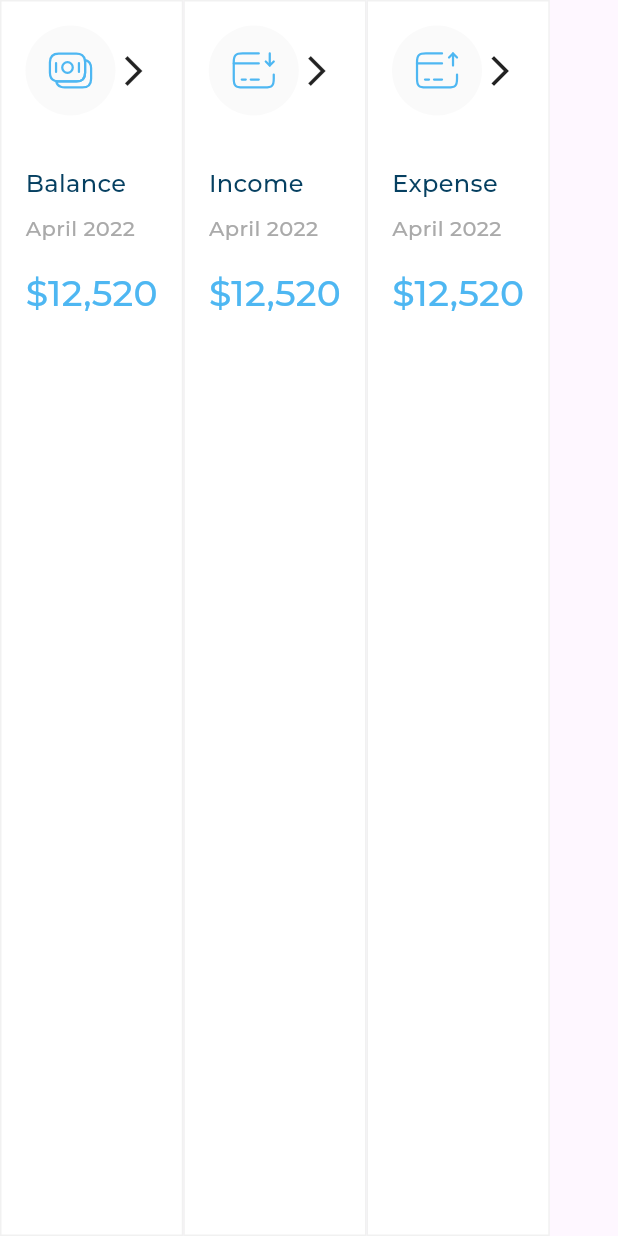
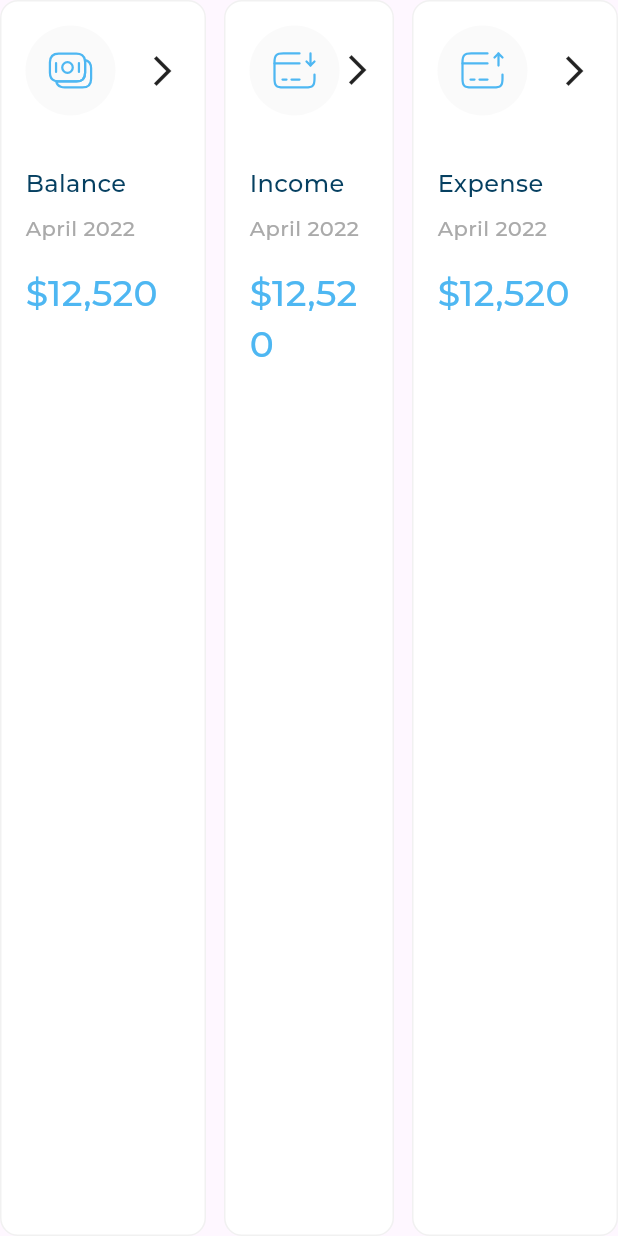
Before and after one commit to hossamramadan115/responsive_dash_board, a Flutter app: the AllExpensesItemListView widget shown alone on an empty page, opened directly, on a phone screen of 412 x 824 dp. Run offline on Flutter 3.47's test engine with Material 3 defaults, Android fonts, the phone set to English and light mode, and no system bars; our stand-ins replace device_preview, flutter_svg; project files that could hold a hidden picture were left out.

Commit message:
replace list view to row in all expenses list view

```diff
--- a/lib/views/widgets/all_expenses_item.dart
+++ b/lib/views/widgets/all_expenses_item.dart
@@ -4,7 +4,7 @@ import 'package:dashboard_app/views/widgets/all_expenses_item_header.dart';
 import 'package:flutter/material.dart';
 
 class AllExpensesItem extends StatelessWidget {
-  const AllExpensesItem( {super.key, required this.itemModel});
+  const AllExpensesItem({super.key, required this.itemModel});
   final AllExpensesItemModel itemModel;
 
   @override
@@ -14,6 +14,7 @@ class AllExpensesItem extends StatelessWidget {
       decoration: ShapeDecoration(
         color: Colors.white,
         shape: RoundedRectangleBorder(
+          borderRadius: BorderRadius.circular(12),
           side: const BorderSide(
             width: 1,
             color: Color(0xFFF1F1F1),
--- a/lib/views/widgets/all_expenses_item_list_view.dart
+++ b/lib/views/widgets/all_expenses_item_list_view.dart
@@ -29,16 +29,23 @@ class AllExpensesItemListView extends StatelessWidget {
 
   @override
   Widget build(BuildContext context) {
-    return ListView.builder(
-      shrinkWrap: true,
-      physics: NeverScrollableScrollPhysics(),
-      scrollDirection: Axis.horizontal,
-      itemCount: items.length,
-      itemBuilder: (context, index) {
-        return AllExpensesItem(
-          itemModel: items[index],
-        );
-      },
+    return Row(
+      children:
+          // items.map((e) => Expanded(child: AllExpensesItem(itemModel: e))).toList(),
+          items.asMap().entries.map((e) {
+        int index = e.key;
+        var items = e.value;
+        if (index == 1) {
+          return Expanded(
+            child: Padding(
+              padding: const EdgeInsets.symmetric(horizontal: 12),
+              child: AllExpensesItem(itemModel: items),
+            ),
+          );
+        } else {
+          return Expanded(child: AllExpensesItem(itemModel: items));
+        }
+      }).toList(),
     );
   }
 }
--- a/lib/views/widgets/range_options.dart
+++ b/lib/views/widgets/range_options.dart
@@ -14,6 +14,7 @@ class RangeOptions extends StatelessWidget {
       decoration: ShapeDecoration(
         color: Colors.white,
         shape: RoundedRectangleBorder(
+          borderRadius: BorderRadius.circular(12),
           side: const BorderSide(
             width: 1,
             color: Color(0xFFF1F1F1),
```
